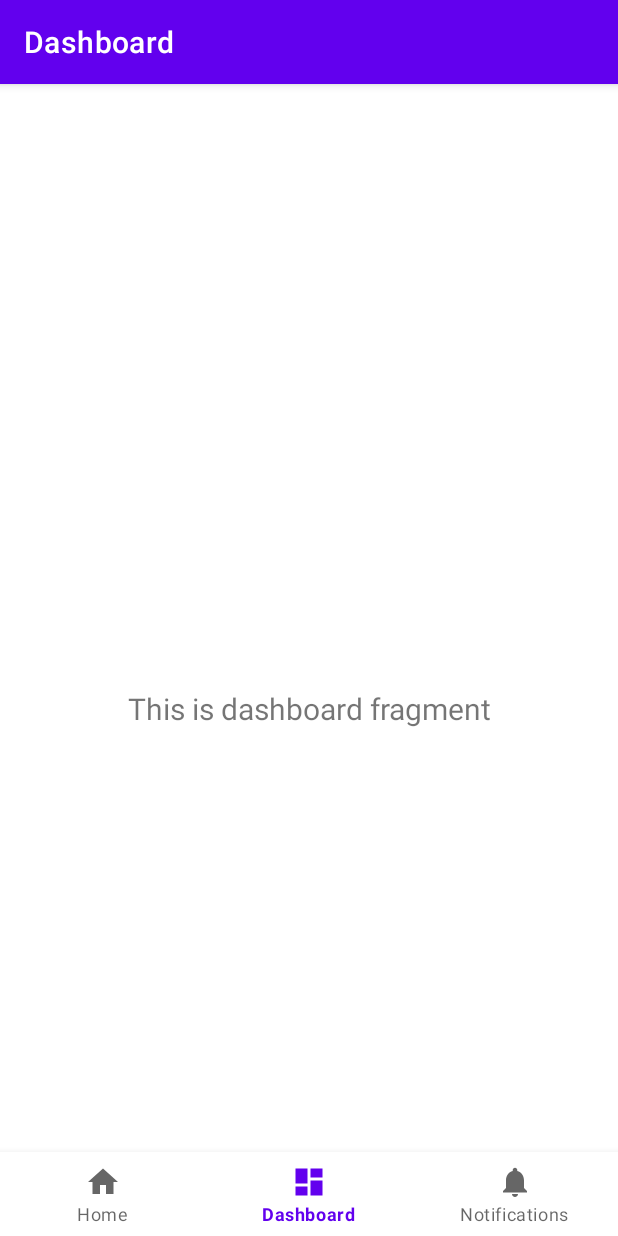
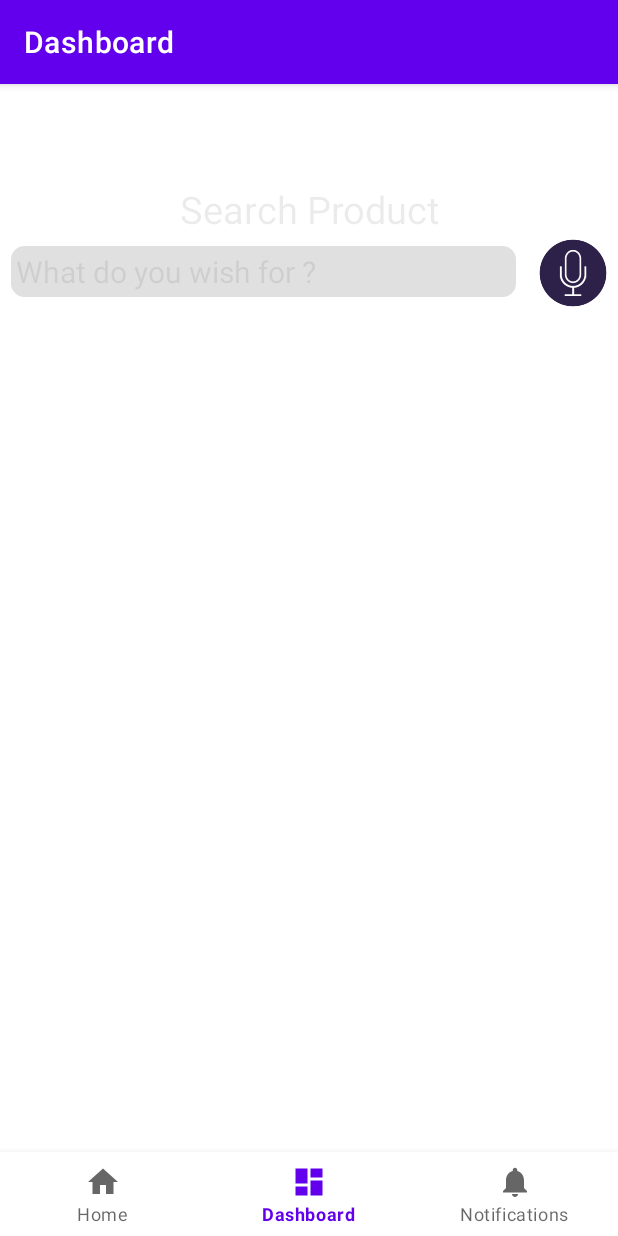
Before and after one commit to aditya-mahendru/Grocena, an Android app: the DashboardFragment screen opened through its navigation route, on a phone screen of 412 x 824 dp. Run offline under Robolectric (Android 15) with nearby library versions, the phone set to English and light mode, and no system bars; our stand-ins replace Volley, navigation-ui.

```diff
--- a/app/src/main/java/com/example/javagrocena/ui/dashboard/DashboardFragment.java
+++ b/app/src/main/java/com/example/javagrocena/ui/dashboard/DashboardFragment.java
@@ -24,8 +24,6 @@ public class DashboardFragment extends Fragment {
         binding = FragmentDashboardBinding.inflate(inflater, container, false);
         View root = binding.getRoot();
 
-        final TextView textView = binding.textDashboard;
-        dashboardViewModel.getText().observe(getViewLifecycleOwner(), textView::setText);
         return root;
     }
 
--- /dev/null
+++ b/app/src/main/res/drawable/rounder_rectangle_visa_card.xml
@@ -0,0 +1,26 @@
+<?xml version="1.0" encoding="utf-8"?>
+<!--
+  ~ Copyright (c) 2017. http://hiteshsahu.com- All Rights Reserved
+  ~ Unauthorized copying of this file, via any medium is strictly prohibited
+  ~ If you use or distribute this project then you MUST ADD A COPY OF LICENCE
+  ~ along with the project.
+  ~  Written by Hitesh Sahu <hiteshkrsahu@Gmail.com>, 2017.
+  -->
+
+<shape xmlns:android="http://schemas.android.com/apk/res/android">
+
+    <solid android:color="#E0E0E0" />
+
+    <stroke
+        android:width="2dip"
+        android:color="#FFF" />
+
+    <corners android:radius="10dip" />
+
+    <padding
+        android:bottom="0dip"
+        android:left="0dip"
+        android:right="0dip"
+        android:top="0dip" />
+
+</shape>
--- a/app/src/main/res/layout/fragment_dashboard.xml
+++ b/app/src/main/res/layout/fragment_dashboard.xml
@@ -1,22 +1,91 @@
 <?xml version="1.0" encoding="utf-8"?>
-<androidx.constraintlayout.widget.ConstraintLayout xmlns:android="http://schemas.android.com/apk/res/android"
-    xmlns:app="http://schemas.android.com/apk/res-auto"
-    xmlns:tools="http://schemas.android.com/tools"
+
+<RelativeLayout xmlns:android="http://schemas.android.com/apk/res/android"
     android:layout_width="match_parent"
     android:layout_height="match_parent"
-    tools:context=".ui.dashboard.DashboardFragment">
+    android:layout_gravity="clip_horizontal"
+    android:background="@color/white"
+    android:gravity="center_horizontal"
+    android:orientation="vertical">
 
     <TextView
-        android:id="@+id/text_dashboard"
+        android:id="@+id/txtSpeech_heading"
         android:layout_width="match_parent"
         android:layout_height="wrap_content"
-        android:layout_marginStart="8dp"
-        android:layout_marginTop="8dp"
-        android:layout_marginEnd="8dp"
-        android:textAlignment="center"
-        android:textSize="20sp"
-        app:layout_constraintBottom_toBottomOf="parent"
-        app:layout_constraintEnd_toEndOf="parent"
-        app:layout_constraintStart_toStartOf="parent"
-        app:layout_constraintTop_toTopOf="parent" />
-</androidx.constraintlayout.widget.ConstraintLayout>
+        android:layout_alignParentTop="true"
+        android:layout_centerHorizontal="true"
+        android:layout_gravity="clip_horizontal"
+        android:layout_marginLeft="5dp"
+        android:layout_marginRight="5dp"
+        android:layout_marginTop="10dp"
+        android:ellipsize="marquee"
+        android:focusable="true"
+        android:focusableInTouchMode="true"
+        android:freezesText="true"
+        android:gravity="center_horizontal"
+        android:marqueeRepeatLimit="marquee_forever"
+        android:scrollHorizontally="true"
+        android:singleLine="true"
+        android:text="Search Product"
+        android:textColor="@color/colorEditText"
+        android:textSize="25sp"
+        android:textStyle="normal" />
+
+    <RelativeLayout
+        android:id="@+id/search_root"
+        android:layout_width="match_parent"
+        android:layout_height="wrap_content"
+        android:layout_below="@+id/txtSpeech_heading">
+
+        <EditText
+            android:id="@+id/edt_search_input"
+            android:layout_width="match_parent"
+            android:layout_height="wrap_content"
+            android:layout_marginStart="5dp"
+            android:layout_marginTop="5dp"
+            android:layout_marginEnd="5dp"
+            android:layout_marginBottom="5dp"
+            android:layout_toLeftOf="@+id/btnSpeak"
+            android:background="@drawable/rounder_rectangle_visa_card"
+            android:hapticFeedbackEnabled="true"
+            android:hint="What do you wish for ?"
+            android:marqueeRepeatLimit="marquee_forever"
+            android:padding="5dp"
+            android:singleLine="true"
+            android:textColor="@color/colorEditText"
+            android:textColorHint="@color/colorEditText"
+            android:textSize="20sp" />
+
+        <ImageButton
+            android:id="@+id/btnSpeak"
+            android:layout_width="50dp"
+            android:layout_height="50dp"
+            android:layout_alignParentRight="true"
+            android:layout_marginLeft="5dp"
+            android:layout_marginRight="5dp"
+            android:background="@null"
+            android:scaleType="fitCenter"
+            android:src="@drawable/ico_mic" />
+    </RelativeLayout>
+
+    <ListView
+        android:id="@+id/search_list_view"
+        android:layout_width="match_parent"
+        android:layout_height="match_parent"
+        android:layout_below="@+id/search_root"
+        android:visibility="visible"></ListView>
+
+    <TextView
+        android:id="@+id/txtSpeechInput"
+        android:layout_width="match_parent"
+        android:layout_height="wrap_content"
+        android:layout_below="@+id/search_root"
+        android:layout_centerHorizontal="true"
+        android:layout_marginTop="5dp"
+        android:background="#70000000"
+        android:textColor="@color/white"
+        android:textSize="20dp"
+        android:textStyle="normal"
+        android:visibility="gone" />
+
+</RelativeLayout>
```
Also changed, not shown: app/src/main/res/drawable/ico_mic.png (added).
